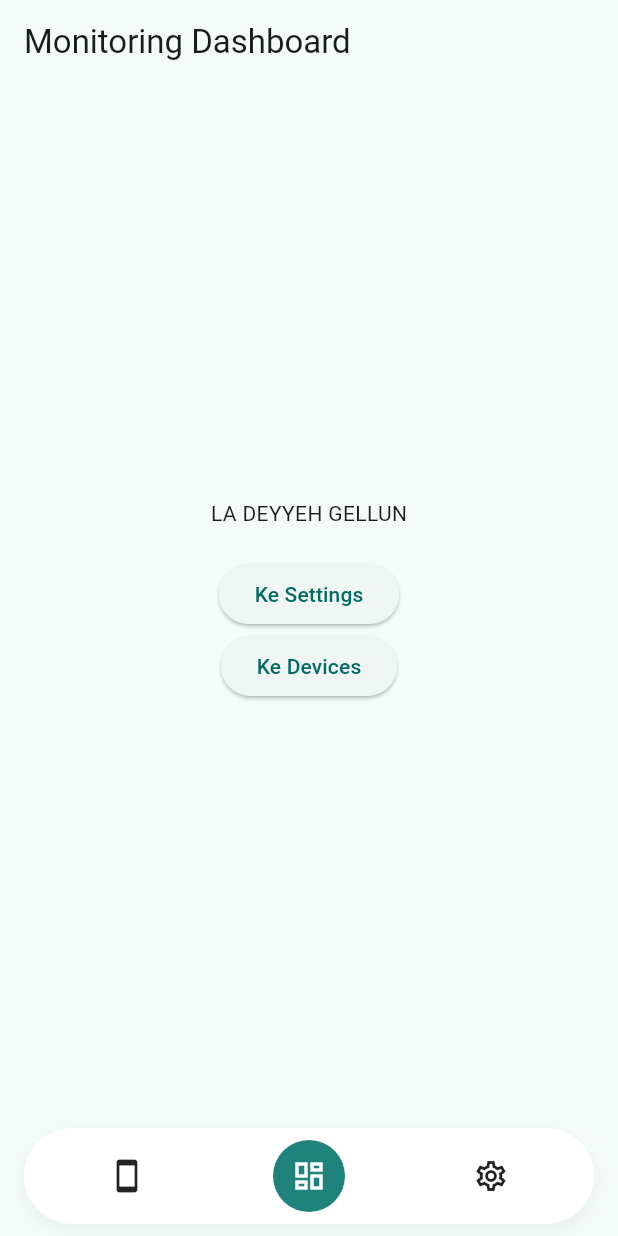
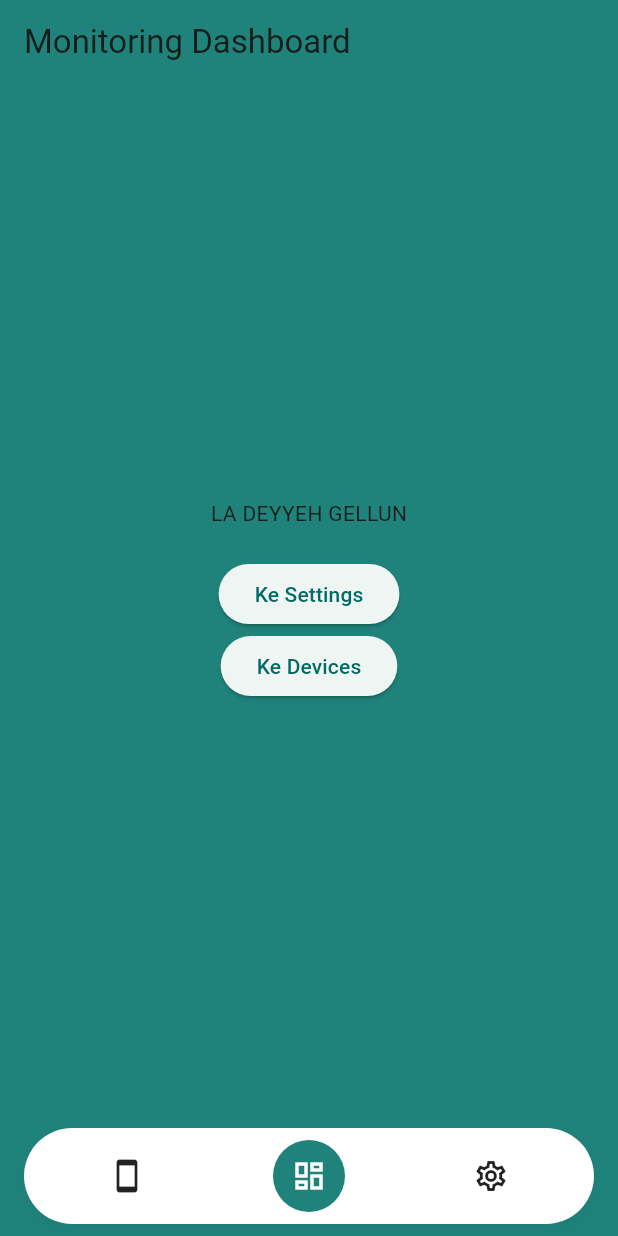
Before and after one commit to MakdumIbrohim/hydrosense_sn_app, a Flutter app: the screen it shows after launch, on a phone screen of 412 x 824 dp. Run offline on Flutter 3.47's test engine with Material 3 defaults, Android fonts, the phone set to English and light mode, and no system bars; our stand-ins replace go_router.

Commit message:
style: ubah scaffoldBackgroundColor menjadi AppColors.primary

```diff
--- a/lib/main.dart
+++ b/lib/main.dart
@@ -14,7 +14,11 @@ class MyApp extends StatelessWidget {
     return MaterialApp.router(
       title: 'HydroSense',
       theme: ThemeData(
-        colorScheme: ColorScheme.fromSeed(seedColor: AppColors.primary),
+        colorScheme: ColorScheme.fromSeed(
+          seedColor: AppColors.primary,
+          surface: AppColors.primary,
+        ),
+        scaffoldBackgroundColor: AppColors.primary,
         useMaterial3: true,
       ),
       debugShowCheckedModeBanner: false,
```
